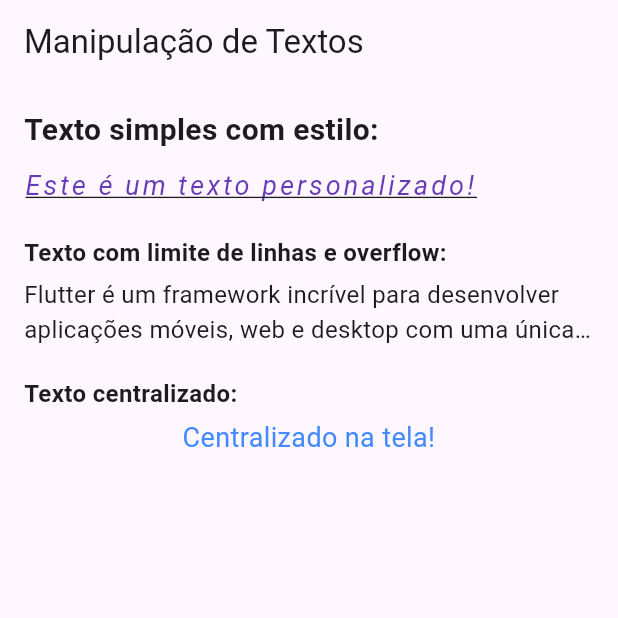
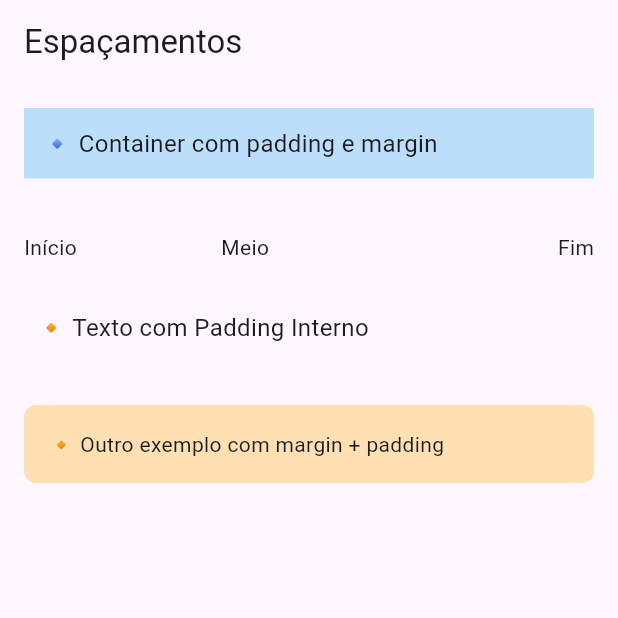
Before and after one commit to AndersonDutra7/DesenvolvimentoFlutterUdemy, a Flutter app: the screen it shows after launch, on a phone screen of 412 x 824 dp, the top half of it. Run offline on Flutter 3.47's test engine with Material 3 defaults, Android fonts, the light colour scheme and no system bars.

Commit message:
Adicionado aulas 6 e 7

```diff
--- /dev/null
+++ b/aula_componentes_interface/lib/aula7_paddings_margins.dart
@@ -0,0 +1,68 @@
+import 'package:flutter/material.dart';
+
+class Aula7PaddingsMargins extends StatelessWidget {
+  const Aula7PaddingsMargins({super.key});
+
+  @override
+  Widget build(BuildContext context) {
+    return Scaffold(
+      appBar: AppBar(title: const Text('Espaçamentos')),
+      body: Padding(
+        padding: const EdgeInsets.all(16.0), // Padding geral da tela
+        child: Column(
+          crossAxisAlignment: CrossAxisAlignment.stretch,
+          children: [
+            // Container com padding e margin
+            Container(
+              margin: const EdgeInsets.only(bottom: 16.0), // Espaço externo
+              padding: const EdgeInsets.all(12.0), // Espaço interno
+              color: Colors.blue.shade100,
+              child: const Text(
+                '🔹 Container com padding e margin',
+                style: TextStyle(fontSize: 16),
+              ),
+            ),
+
+            // Espaçamento fixo usando SizedBox
+            const SizedBox(height: 20),
+
+            // Exemplo com Spacer em Row
+            Row(
+              children: const [
+                Text('Início'),
+                Spacer(), // Espaço flexível entre os textos
+                Text('Meio'),
+                Spacer(flex: 2), // Espaço ainda maior
+                Text('Fim'),
+              ],
+            ),
+
+            const SizedBox(height: 20),
+
+            // Exemplo com Padding direto no Text
+            const Padding(
+              padding: EdgeInsets.symmetric(horizontal: 8.0, vertical: 12.0),
+              child: Text(
+                '🔸 Texto com Padding Interno',
+                style: TextStyle(fontSize: 16),
+              ),
+            ),
+
+            const SizedBox(height: 20),
+
+            // Espaço visual para mostrar efeito de margin e padding com Container
+            Container(
+              margin: const EdgeInsets.symmetric(vertical: 8),
+              padding: const EdgeInsets.all(16),
+              decoration: BoxDecoration(
+                color: Colors.orange.shade100,
+                borderRadius: BorderRadius.circular(8),
+              ),
+              child: const Text('🔸 Outro exemplo com margin + padding'),
+            ),
+          ],
+        ),
+      ),
+    );
+  }
+}
--- a/aula_componentes_interface/lib/main.dart
+++ b/aula_componentes_interface/lib/main.dart
@@ -1,6 +1,8 @@
 import 'package:aula_componentes_interface/aula3_estrutura.dart';
 import 'package:aula_componentes_interface/aula4_rowns_coluns.dart';
 import 'package:aula_componentes_interface/aula5_texts.dart';
+import 'package:aula_componentes_interface/aula6_buttons.dart';
+import 'package:aula_componentes_interface/aula7_paddings_margins.dart';
 import 'package:flutter/material.dart';
 import 'aula2_material_deseign.dart';
 
@@ -15,7 +17,7 @@ class MyApp extends StatelessWidget {
   Widget build(BuildContext context) {
     return MaterialApp(
       title: 'Exemplo Material',
-      home: Aula5Text(),
+      home: Aula7PaddingsMargins(),
       debugShowCheckedModeBanner: false,
     );
   }
```
Also changed, not shown: aula_componentes_interface/lib/aula6_buttons.dart (added, +66 -0 lines).
